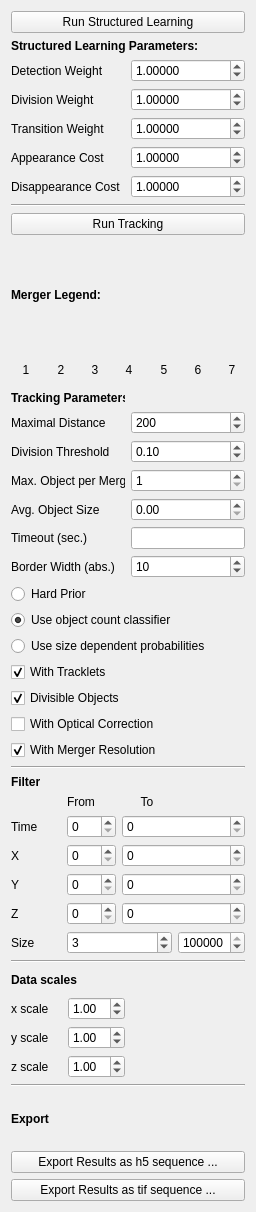
Before: the Qt Designer form ilastik/applets/tracking/structured/drawer.ui in ilastik/ilastik, drawn with Qt 5.
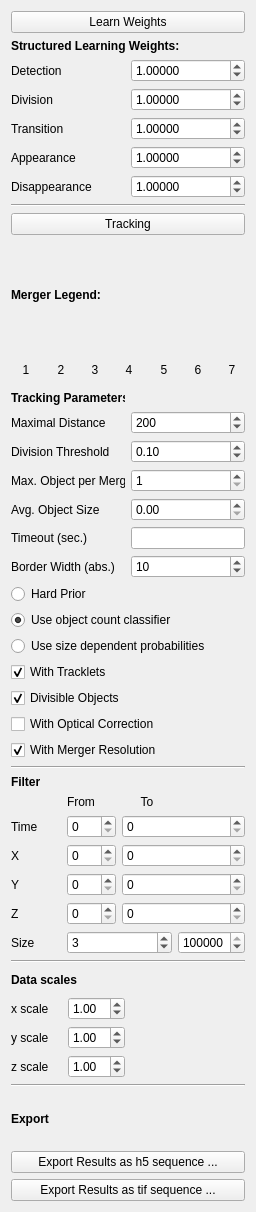
After: the same form once the commit is applied.

```diff
--- a/ilastik/applets/tracking/structured/drawer.ui
+++ b/ilastik/applets/tracking/structured/drawer.ui
@@ -38,7 +38,7 @@
       <string notr="true"/>
      </property>
      <property name="text">
-      <string>Run Structured Learning</string>
+      <string>Learn Weights</string>
      </property>
     </widget>
    </item>
@@ -51,7 +51,7 @@
       </sizepolicy>
      </property>
      <property name="text">
-      <string>&lt;html&gt;&lt;head/&gt;&lt;body&gt;&lt;p&gt;&lt;span style=&quot; font-weight:600;&quot;&gt;Structured Learning Parameters:&lt;/span&gt;&lt;/p&gt;&lt;/body&gt;&lt;/html&gt;</string>
+      <string>&lt;html&gt;&lt;head/&gt;&lt;body&gt;&lt;p&gt;&lt;span style=&quot; font-weight:600;&quot;&gt;Structured Learning Weights:&lt;/span&gt;&lt;/p&gt;&lt;/body&gt;&lt;/html&gt;</string>
      </property>
     </widget>
    </item>
@@ -61,7 +61,7 @@
       <string>&lt;html&gt;&lt;head/&gt;&lt;body&gt;&lt;p&gt;The weight to&lt;span style=&quot; font-weight:600;&quot;&gt; balance division probabilities&lt;/span&gt; against transitions and detections. High values (≥10) give more weight to the division classifier, low values (≤10) will weigh the transition and detection probabilities higher than the division probabilities.&lt;/p&gt;&lt;/body&gt;&lt;/html&gt;</string>
      </property>
      <property name="text">
-      <string>Detection Weight</string>
+      <string>Detection</string>
      </property>
     </widget>
    </item>
@@ -87,7 +87,7 @@
       <string>&lt;html&gt;&lt;head/&gt;&lt;body&gt;&lt;p&gt;The weight to&lt;span style=&quot; font-weight:600;&quot;&gt; balance division probabilities&lt;/span&gt; against transitions and detections. High values (≥10) give more weight to the division classifier, low values (≤10) will weigh the transition and detection probabilities higher than the division probabilities.&lt;/p&gt;&lt;/body&gt;&lt;/html&gt;</string>
      </property>
      <property name="text">
-      <string>Division Weight</string>
+      <string>Division</string>
      </property>
     </widget>
    </item>
@@ -113,7 +113,7 @@
       <string>&lt;html&gt;&lt;head/&gt;&lt;body&gt;&lt;p&gt;The weight to&lt;span style=&quot; font-weight:600;&quot;&gt; balance transition probabilities&lt;/span&gt; against divisions and detections. High values (≥10) will make transitions overrule division and detection probabilities, low values (≤10) will weigh detection and division classifier higher than transition probabilities.&lt;/p&gt;&lt;/body&gt;&lt;/html&gt;</string>
      </property>
      <property name="text">
-      <string>Transition Weight</string>
+      <string>Transition</string>
      </property>
     </widget>
    </item>
@@ -139,7 +139,7 @@
       <string>&lt;html&gt;&lt;head/&gt;&lt;body&gt;&lt;p&gt;Costs to allow one object to &lt;span style=&quot; font-weight:600;&quot;&gt;appear&lt;/span&gt;, i.e. to start a new track other than at the beginning of the time range or the borders of the field of view. High values (≥500) forbid object appearances if possible.&lt;/p&gt;&lt;/body&gt;&lt;/html&gt;</string>
      </property>
      <property name="text">
-      <string>Appearance Cost</string>
+      <string>Appearance</string>
      </property>
     </widget>
    </item>
@@ -165,7 +165,7 @@
       <string>&lt;html&gt;&lt;head/&gt;&lt;body&gt;&lt;p&gt;Costs to allow one object to &lt;span style=&quot; font-weight:600;&quot;&gt;disappear&lt;/span&gt;, i.e. to terminate an existing track other than at the end of the time range or the borders of the field of view. High values (≥500) forbid object disappearances if possible.&lt;/p&gt;&lt;/body&gt;&lt;/html&gt;</string>
      </property>
      <property name="text">
-      <string>Disappearance Cost</string>
+      <string>Disappearance</string>
      </property>
     </widget>
    </item>
@@ -198,7 +198,7 @@
       <string notr="true"/>
      </property>
      <property name="text">
-      <string>Run Tracking</string>
+      <string>Tracking</string>
      </property>
     </widget>
    </item>
```
